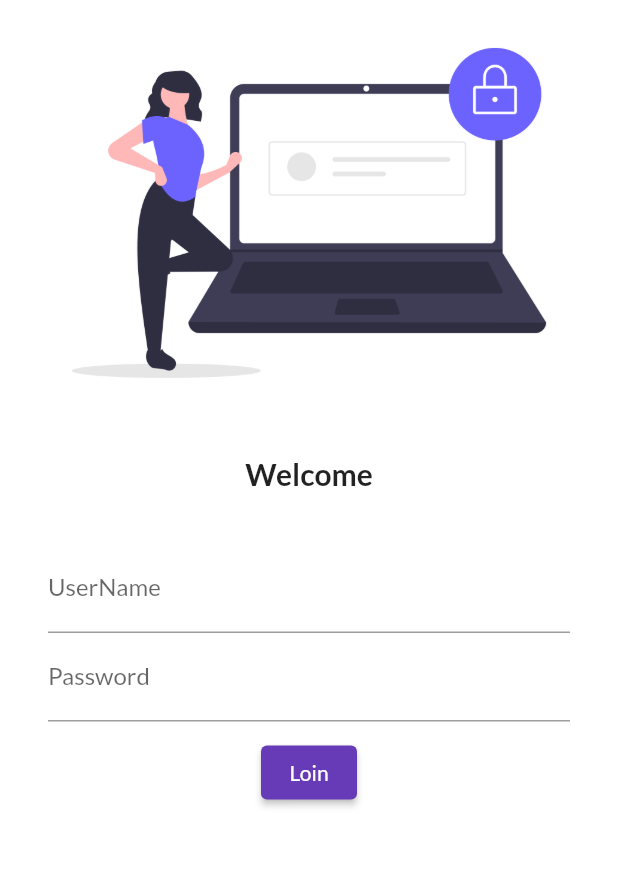
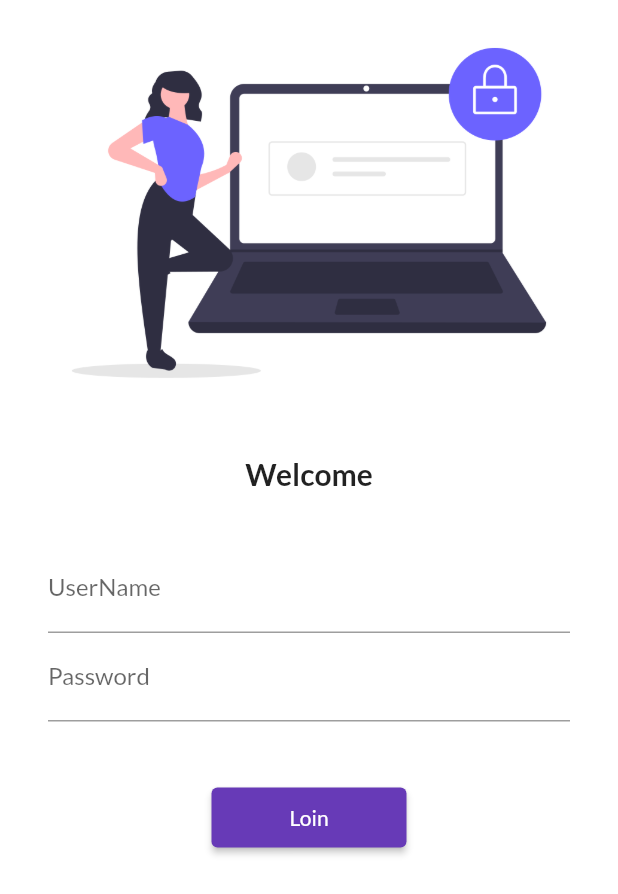
Before and after one commit to anilghimire133/catalog, a Flutter app: the screen it shows after launch, on a phone screen of 412 x 824 dp. Shown: the top 894 px of the screen. Run offline on Flutter 3.47's test engine with Material 2 defaults, Android fonts, the phone set to English and light mode, and no system bars; our stand-ins replace google_fonts.

Commit message:
day5 completed

```diff
--- a/lib/main.dart
+++ b/lib/main.dart
@@ -1,5 +1,7 @@
 import 'package:flutter/material.dart';
+import 'package:flutter_catalog/pages/home_page.dart';
 import 'package:flutter_catalog/pages/login_page.dart';
+import 'package:flutter_catalog/utils/routes.dart';
 import 'package:google_fonts/google_fonts.dart';
 
 void main() {
@@ -14,6 +16,7 @@ class MyApp extends StatelessWidget {
         primarySwatch: Colors.deepPurple,
         fontFamily: GoogleFonts.lato().fontFamily,
       ),
+      debugShowCheckedModeBanner: false  ,
       themeMode: ThemeMode.light,
       darkTheme: ThemeData(
         brightness: Brightness.dark,
@@ -21,7 +24,8 @@ class MyApp extends StatelessWidget {
       initialRoute: "/",
       routes: {
         "/": (context) => LoginPage(),
-        "/login": (context) => LoginPage()
+        MyRoutes.loginRoute: (context) => LoginPage(),
+        MyRoutes.homeRoute: (contex) => HomePage()
       },
     );
   }
--- a/lib/pages/login_page.dart
+++ b/lib/pages/login_page.dart
@@ -1,10 +1,12 @@
 import 'package:flutter/material.dart';
+import 'package:flutter_catalog/utils/routes.dart';
 
 class LoginPage extends StatelessWidget {
   @override
   Widget build(BuildContext context) {
     return Material(
         color: Colors.white,
+        child: SingleChildScrollView(
           child: Column(
             children: [
               Image.asset(
@@ -21,7 +23,8 @@ class LoginPage extends StatelessWidget {
                 height: 20,
               ),
               Padding(
-              padding: const EdgeInsets.symmetric(vertical: 15, horizontal: 32),
+                padding:
+                    const EdgeInsets.symmetric(vertical: 15, horizontal: 32),
                 child: Column(
                   children: [
                     TextFormField(
@@ -36,19 +39,20 @@ class LoginPage extends StatelessWidget {
                       ),
                     ),
                     SizedBox(
-                    height: 10,
+                      height: 40,
                     ),
                     ElevatedButton(
-                    style: TextButton.styleFrom(),
+                      style: TextButton.styleFrom(minimumSize: Size(130, 40)),
                       child: Text("Loin"),
                       onPressed: () {
-                      print("Clicked yby");
+                        Navigator.pushNamed(context, MyRoutes.homeRoute);
                       },
                     )
                   ],
                 ),
               )
             ],
+          ),
         ));
   }
 }
--- /dev/null
+++ b/lib/utils/routes.dart
@@ -0,0 +1,4 @@
+class MyRoutes {
+  static String loginRoute = "/login";
+  static String homeRoute = "/home";
+}
```
Lines whose indentation alone changed are shown as unchanged.
